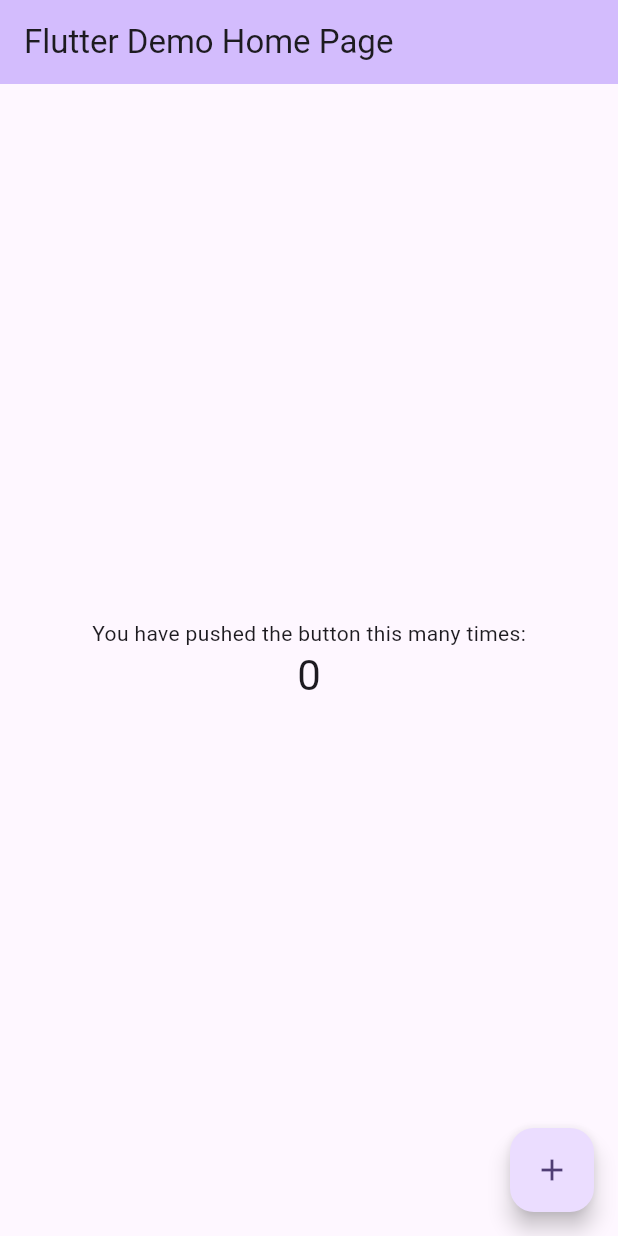
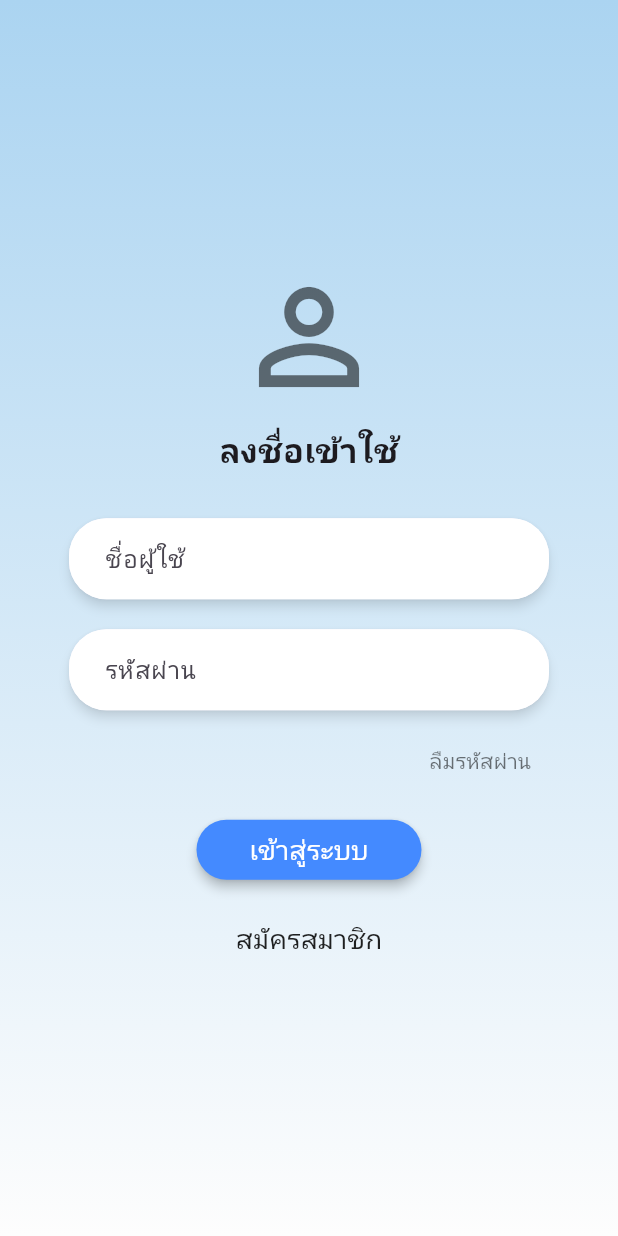
Before and after one commit to thanawadeetithada/ThaiMusic, a Flutter app: the screen it shows after launch, on a phone screen of 412 x 824 dp. Run offline on Flutter 3.47's test engine with Material 3 defaults, Android fonts, the phone set to English and light mode, and no system bars; Roboto replaces fonts that are missing (Prompt).

Commit message:
UI login

```diff
--- a/lib/main.dart
+++ b/lib/main.dart
@@ -1,4 +1,8 @@
 import 'package:flutter/material.dart';
+import 'screens/loging_page.dart';
+import 'screens/register_page.dart';
+import 'screens/forgot_password_page.dart';
+import 'screens/reset_password_page.dart';
 
 void main() {
   runApp(const MyApp());
@@ -7,119 +11,21 @@
 class MyApp extends StatelessWidget {
   const MyApp({super.key});
 
-  // This widget is the root of your application.
   @override
   Widget build(BuildContext context) {
     return MaterialApp(
-      title: 'Flutter Demo',
+      debugShowCheckedModeBanner: false,
+      title: 'ThaiMusic',
       theme: ThemeData(
-        // This is the theme of your application.
-        //
-        // TRY THIS: Try running your application with "flutter run". You'll see
-        // the application has a purple toolbar. Then, without quitting the app,
-        // try changing the seedColor in the colorScheme below to Colors.green
-        // and then invoke "hot reload" (save your changes or press the "hot
-        // reload" button in a Flutter-supported IDE, or press "r" if you used
-        // the command line to start the app).
-        //
-        // Notice that the counter didn't reset back to zero; the application
-        // state is not lost during the reload. To reset the state, use hot
-        // restart instead.
-        //
-        // This works for code too, not just values: Most code changes can be
-        // tested with just a hot reload.
-        colorScheme: ColorScheme.fromSeed(seedColor: Colors.deepPurple),
-        useMaterial3: true,
+        fontFamily: 'Prompt',
       ),
-      home: const MyHomePage(title: 'Flutter Demo Home Page'),
+      initialRoute: '/login',
+      routes: {
+        '/login': (context) => const LoginPage(),
+        '/register': (context) => const RegisterPage(),
+        '/forgot': (context) => const ForgotPasswordPage(),
+        '/reset': (context) => const ResetPasswordPage(),
+      },
     );
   }
 }
-
-class MyHomePage extends StatefulWidget {
-  const MyHomePage({super.key, required this.title});
-
-  // This widget is the home page of your application. It is stateful, meaning
-  // that it has a State object (defined below) that contains fields that affect
-  // how it looks.
-
-  // This class is the configuration for the state. It holds the values (in this
-  // case the title) provided by the parent (in this case the App widget) and
-  // used by the build method of the State. Fields in a Widget subclass are
-  // always marked "final".
-
-  final String title;
-
-  @override
-  State<MyHomePage> createState() => _MyHomePageState();
-}
-
-class _MyHomePageState extends State<MyHomePage> {
-  int _counter = 0;
-
-  void _incrementCounter() {
-    setState(() {
-      // This call to setState tells the Flutter framework that something has
-      // changed in this State, which causes it to rerun the build method below
-      // so that the display can reflect the updated values. If we changed
-      // _counter without calling setState(), then the build method would not be
-      // called again, and so nothing would appear to happen.
-      _counter++;
-    });
-  }
-
-  @override
-  Widget build(BuildContext context) {
-    // This method is rerun every time setState is called, for instance as done
-    // by the _incrementCounter method above.
-    //
-    // The Flutter framework has been optimized to make rerunning build methods
-    // fast, so that you can just rebuild anything that needs updating rather
-    // than having to individually change instances of widgets.
-    return Scaffold(
-      appBar: AppBar(
-        // TRY THIS: Try changing the color here to a specific color (to
-        // Colors.amber, perhaps?) and trigger a hot reload to see the AppBar
-        // change color while the other colors stay the same.
-        backgroundColor: Theme.of(context).colorScheme.inversePrimary,
-        // Here we take the value from the MyHomePage object that was created by
-        // the App.build method, and use it to set our appbar title.
-        title: Text(widget.title),
-      ),
-      body: Center(
-        // Center is a layout widget. It takes a single child and positions it
-        // in the middle of the parent.
-        child: Column(
-          // Column is also a layout widget. It takes a list of children and
-          // arranges them vertically. By default, it sizes itself to fit its
-          // children horizontally, and tries to be as tall as its parent.
-          //
-          // Column has various properties to control how it sizes itself and
-          // how it positions its children. Here we use mainAxisAlignment to
-          // center the children vertically; the main axis here is the vertical
-          // axis because Columns are vertical (the cross axis would be
-          // horizontal).
-          //
-          // TRY THIS: Invoke "debug painting" (choose the "Toggle Debug Paint"
-          // action in the IDE, or press "p" in the console), to see the
-          // wireframe for each widget.
-          mainAxisAlignment: MainAxisAlignment.center,
-          children: <Widget>[
-            const Text(
-              'You have pushed the button this many times:',
-            ),
-            Text(
-              '$_counter',
-              style: Theme.of(context).textTheme.headlineMedium,
-            ),
-          ],
-        ),
-      ),
-      floatingActionButton: FloatingActionButton(
-        onPressed: _incrementCounter,
-        tooltip: 'Increment',
-        child: const Icon(Icons.add),
-      ), // This trailing comma makes auto-formatting nicer for build methods.
-    );
-  }
-}
--- /dev/null
+++ b/lib/screens/loging_page.dart
@@ -0,0 +1,126 @@
+import 'package:flutter/material.dart';
+import 'register_page.dart';
+import 'forgot_password_page.dart';
+
+class LoginPage extends StatelessWidget {
+  const LoginPage({super.key});
+
+  @override
+  Widget build(BuildContext context) {
+    return Scaffold(
+      body: Container(
+        width: double.infinity,
+        height: double.infinity,
+        decoration: const BoxDecoration(
+          gradient: LinearGradient(
+            colors: [
+              Color.fromARGB(255, 171, 212, 241),
+              Color.fromARGB(255, 253, 253, 253)
+            ],
+            begin: Alignment.topCenter,
+            end: Alignment.bottomCenter,
+          ),
+        ),
+        child: Center(
+          child: SingleChildScrollView(
+            child: Center(
+              child: ConstrainedBox(
+                constraints: const BoxConstraints(maxWidth: 400),
+                child: Padding(
+                  padding: const EdgeInsets.symmetric(horizontal: 40),
+                  child: Column(
+                    mainAxisAlignment: MainAxisAlignment.center,
+                    children: [
+                      const Icon(Icons.person_outline,
+                          size: 100, color: Colors.black54),
+                      const SizedBox(height: 10),
+                      const Text(
+                        'ลงชื่อเข้าใช้',
+                        style: TextStyle(
+                            fontSize: 22, fontWeight: FontWeight.bold),
+                      ),
+                      const SizedBox(height: 30),
+                      _buildTextField('ชื่อผู้ใช้'),
+                      const SizedBox(height: 20),
+                      _buildTextField('รหัสผ่าน', obscure: true),
+                      const SizedBox(height: 10),
+                      Align(
+                        alignment: Alignment.centerRight,
+                        child: TextButton(
+                          onPressed: () {
+                            Navigator.push(
+                              context,
+                              MaterialPageRoute(
+                                  builder: (_) => const ForgotPasswordPage()),
+                            );
+                          },
+                          child: const Text('ลืมรหัสผ่าน',
+                              style: TextStyle(color: Colors.black54)),
+                        ),
+                      ),
+                      const SizedBox(height: 15, width: 15),
+                      SizedBox(
+                        width: 150,
+                        height: 40,
+                        child: ElevatedButton(
+                          onPressed: () {},
+                          style: ElevatedButton.styleFrom(
+                            backgroundColor: Colors.blueAccent,
+                            elevation: 3,
+                            shape: RoundedRectangleBorder(
+                              borderRadius: BorderRadius.circular(25),
+                            ),
+                          ),
+                          child: const Text(
+                            'เข้าสู่ระบบ',
+                            style: TextStyle(color: Colors.white, fontSize: 18),
+                          ),
+                        ),
+                      ),
+                      const SizedBox(height: 15, width: 15),
+                      TextButton(
+                        onPressed: () {
+                          Navigator.push(
+                            context,
+                            MaterialPageRoute(
+                                builder: (_) => const RegisterPage()),
+                          );
+                        },
+                        child: const Text(
+                          'สมัครสมาชิก',
+                          style: TextStyle(color: Colors.black87, fontSize: 18),
+                        ),
+                      ),
+                    ],
+                  ),
+                ),
+              ),
+            ),
+          ),
+        ),
+      ),
+    );
+  }
+
+  Widget _buildTextField(String hint, {bool obscure = false}) {
+    return Material(
+      elevation: 3,
+      shadowColor: Colors.black54,
+      borderRadius: BorderRadius.circular(25),
+      child: TextField(
+        obscureText: obscure,
+        decoration: InputDecoration(
+          hintText: hint,
+          filled: true,
+          fillColor: Colors.white,
+          contentPadding:
+              const EdgeInsets.symmetric(horizontal: 20, vertical: 15),
+          border: OutlineInputBorder(
+            borderRadius: BorderRadius.circular(25),
+            borderSide: BorderSide.none,
+          ),
+        ),
+      ),
+    );
+  }
+}
```
Also changed, not shown: lib/screens/forgot_password_page.dart (added, +108 -0 lines), lib/screens/register_page.dart (added, +111 -0 lines), lib/screens/reset_password_page.dart (added, +129 -0 lines).
